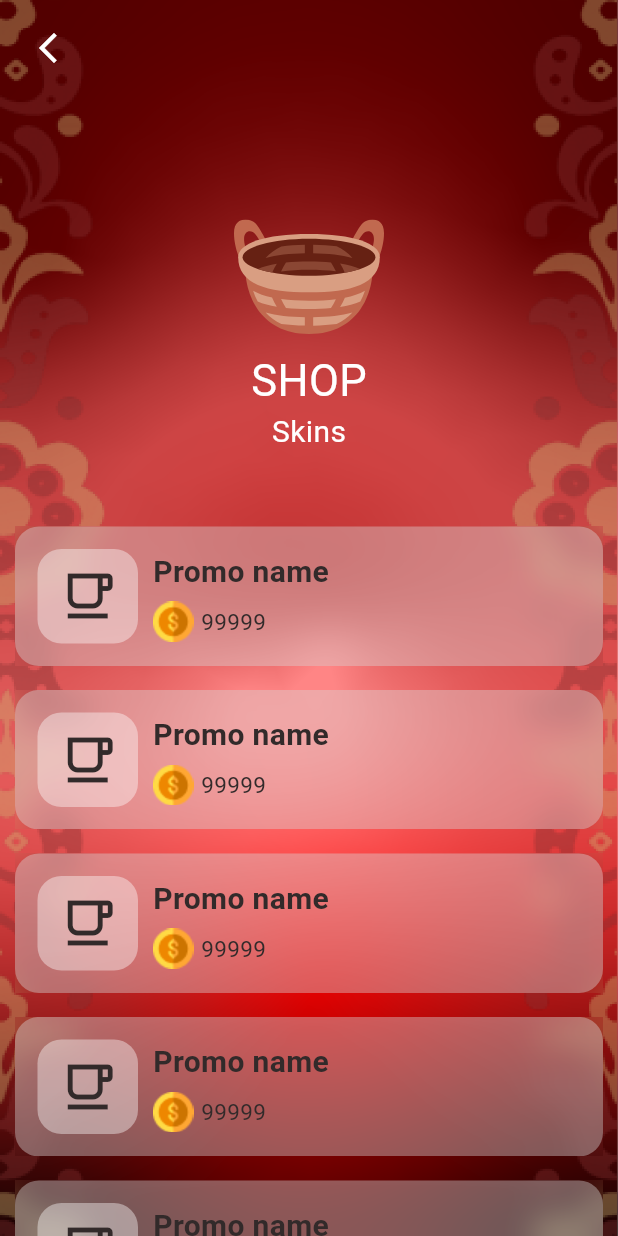
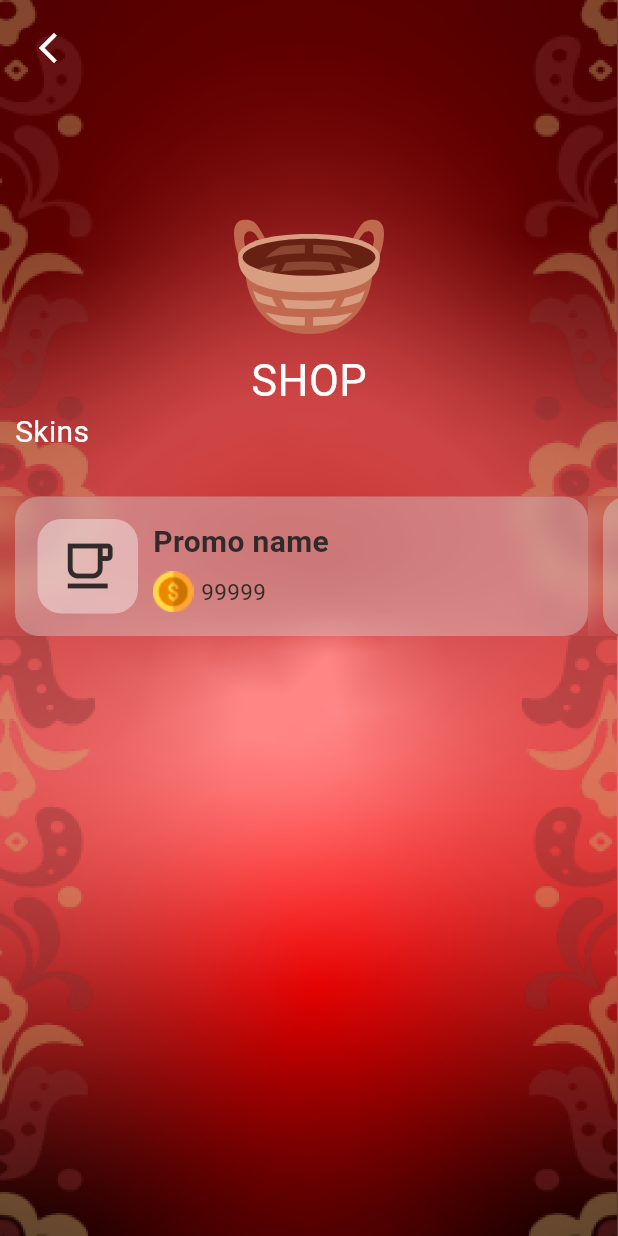
Before and after one commit to Nikolay-leukhin/matreshki-clicker, a Flutter app: the MarketScreen screen opened by its route, on a phone screen of 412 x 824 dp. Run offline on Flutter 3.47's test engine with Material 3 defaults, Android fonts, the light colour scheme and no system bars; our stand-ins replace bloc, cloud_firestore, easy_debounce, firebase_core, flutter_bloc, flutter_svg and 2 more; missing offline and left inert: tele_web_app; accounts and stored records are empty; Roboto replaces fonts that are missing (Silkscreen); statements that could not run were skipped.

Commit message:
horizontal scroll

```diff
--- a/lib/features/market/ui/market_screen.dart
+++ b/lib/features/market/ui/market_screen.dart
@@ -66,18 +66,26 @@ class _MarketScreenState extends State<MarketScreen> {
                   ),
                   Padding(
                     padding: const EdgeInsets.symmetric(horizontal: 10),
-                    child: Text(
+                    child: Row(
+                      mainAxisAlignment: MainAxisAlignment.start,
+                      children: [
+                        Text(
                           "Skins",
                           style: AppFonts.font20w400.copyWith(),
                         ),
+                      ],
                     ),
-                  const SizedBox(height: 40),
-                  Column(
-                      crossAxisAlignment: CrossAxisAlignment.center,
+                  ),
+                  const SizedBox(height: 20),
+                  SizedBox(
+                    height: 109,
+                    child: ListView(
+                      scrollDirection: Axis.horizontal,
                         children: [1, 2, 3, 2, 3, 2, 3, 2, 3]
                             .map((e) =>
                                 const RepaintBoundary(child: MarketPromoCard()))
                             .toList()),
+                  ),
                 ],
               )),
         ),
@@ -95,8 +103,94 @@ class MarketPromoCard extends StatelessWidget {
 
     return Container(
       margin: const EdgeInsets.symmetric(vertical: 8),
+      padding: EdgeInsets.only(left: 10),
       height: 93,
       width: size.width - 20,
+      clipBehavior: Clip.hardEdge,
+      decoration: const BoxDecoration(color: Colors.transparent),
+      child: BackdropFilter(
+        filter: ImageFilter.blur(sigmaX: 10, sigmaY: 10),
+        child: Container(
+            height: 93,
+            width: size.width - 20,
+            padding: const EdgeInsets.symmetric(horizontal: 15, vertical: 15),
+            alignment: Alignment.center,
+            clipBehavior: Clip.hardEdge,
+            decoration: BoxDecoration(
+                color: AppColors.cD9D9D9.withOpacity(0.4),
+                borderRadius: BorderRadius.circular(16)),
+            child: Row(
+              crossAxisAlignment: CrossAxisAlignment.center,
+              children: [
+                Container(
+                  width: 67,
+                  height: double.infinity,
+                  decoration: BoxDecoration(
+                      borderRadius: BorderRadius.circular(16),
+                      color: Colors.white.withOpacity(0.4)),
+                  padding: const EdgeInsets.all(10),
+                  child: const Icon(
+                    Icons.free_breakfast_outlined,
+                    size: 40,
+                    color: AppColors.c322A2A,
+                  ),
+                ),
+                const SizedBox(
+                  width: 10,
+                ),
+                SizedBox(
+                  width: size.width * 0.46,
+                  child: Column(
+                    mainAxisSize: MainAxisSize.min,
+                    crossAxisAlignment: CrossAxisAlignment.start,
+                    children: [
+                      Text("Promo name",
+                          overflow: TextOverflow.ellipsis,
+                          style: AppFonts.font20w400.copyWith(
+                              color: AppColors.c322A2A,
+                              fontWeight: FontWeight.bold)),
+                      const SizedBox(
+                        height: 5,
+                      ),
+                      Row(
+                        children: [
+                          Image.asset(
+                            'assets/images/coin.png',
+                            width: 27,
+                            fit: BoxFit.fitWidth,
+                          ),
+                          const SizedBox(
+                            width: 5,
+                          ),
+                          Text(
+                            "99999",
+                            overflow: TextOverflow.ellipsis,
+                            style: AppFonts.font15w400
+                                .copyWith(color: AppColors.c322A2A),
+                          ),
+                        ],
+                      )
+                    ],
+                  ),
+                )
+              ],
+            )),
+      ),
+    );
+  }
+}
+
+class MarketMatreshkaCard extends StatelessWidget {
+  const MarketMatreshkaCard({super.key});
+
+  @override
+  Widget build(BuildContext context) {
+    final size = MediaQuery.sizeOf(context);
+
+    return Container(
+      margin: const EdgeInsets.symmetric(vertical: 8),
+      height: size.width * 0.61,
+      width: size.width * 0.61,
       clipBehavior: Clip.hardEdge,
       decoration: const BoxDecoration(color: Colors.transparent),
       child: BackdropFilter(
@@ -192,37 +286,3 @@ class MarketWrapper extends StatelessWidget {
     );
   }
 }
-
-class NativeScrollBuilder extends StatefulWidget {
-  final Widget Function(BuildContext context, ScrollController controller)
-      builder;
-
-  const NativeScrollBuilder({
-    Key? key,
-    required this.builder,
-  }) : super(key: key);
-
-  @override
-  _NativeScrollBuilderState createState() => _NativeScrollBuilderState();
-}
-
-class _NativeScrollBuilderState extends State<NativeScrollBuilder> {
-  late ScrollController _scrollController;
-
-  @override
-  void initState() {
-    super.initState();
-    _scrollController = ScrollController();
-  }
-
-  @override
-  void dispose() {
-    _scrollController.dispose();
-    super.dispose();
-  }
-
-  @override
-  Widget build(BuildContext context) {
-    return widget.builder(context, _scrollController);
-  }
-}
```
Also changed, not shown: 3 other files. Lines whose indentation alone changed are shown as unchanged.
